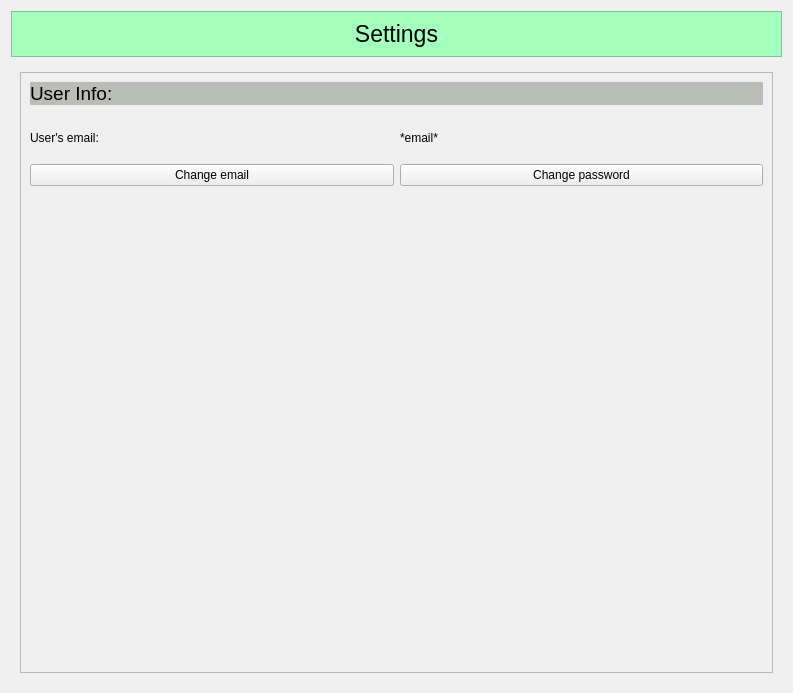
The window that src/Client/View/MainPage/Settings/SettingsSubPage/SettingsSubPage.ui (iodream/Spend-Note) describes before a commit, drawn with Qt 5.
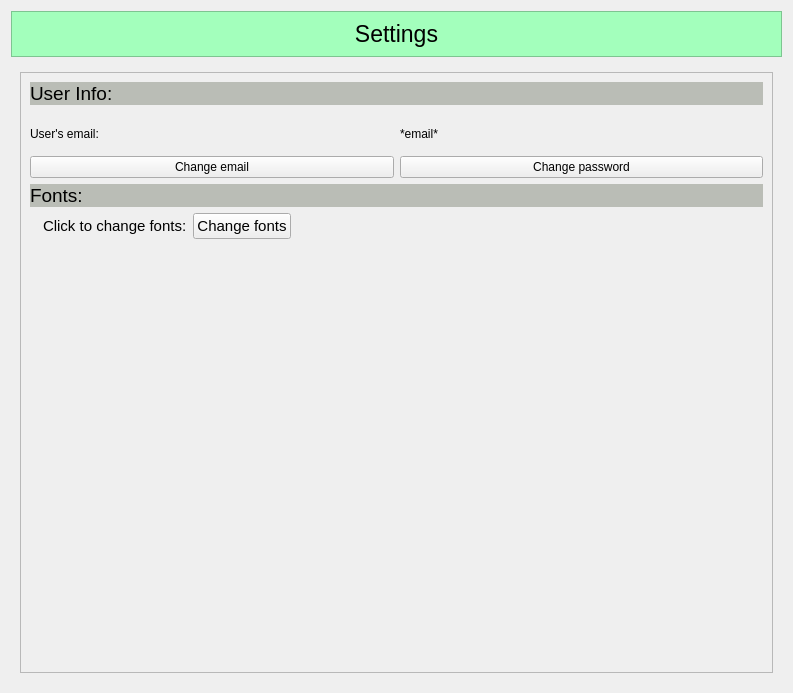
The same window after the commit.

Commit message: Change Fonts functionality

```diff
--- a/src/Client/View/MainPage/Settings/SettingsSubPage/SettingsSubPage.ui
+++ b/src/Client/View/MainPage/Settings/SettingsSubPage/SettingsSubPage.ui
@@ -77,10 +77,10 @@
             <x>0</x>
             <y>0</y>
             <width>755</width>
-            <height>603</height>
+            <height>597</height>
            </rect>
           </property>
-          <layout class="QVBoxLayout" name="verticalLayout_2" stretch="2,1,10,70">
+          <layout class="QVBoxLayout" name="verticalLayout_2" stretch="2,1,10,0,0,70">
            <item>
             <widget class="QLabel" name="UserInfoLabel_2">
              <property name="sizePolicy">
@@ -166,6 +166,70 @@
              </item>
             </layout>
            </item>
+           <item>
+            <widget class="QLabel" name="label_2">
+             <property name="font">
+              <font>
+               <pointsize>14</pointsize>
+              </font>
+             </property>
+             <property name="styleSheet">
+              <string notr="true">background-color: rgb(85, 87, 83);
+background-color: rgb(186, 189, 182);</string>
+             </property>
+             <property name="text">
+              <string>Fonts:</string>
+             </property>
+            </widget>
+           </item>
+           <item>
+            <layout class="QHBoxLayout" name="FontsLayout">
+             <item>
+              <widget class="QLabel" name="label_3">
+               <property name="text">
+                <string/>
+               </property>
+              </widget>
+             </item>
+             <item>
+              <widget class="QLabel" name="label_4">
+               <property name="font">
+                <font>
+                 <pointsize>11</pointsize>
+                </font>
+               </property>
+               <property name="text">
+                <string>Click to change fonts:</string>
+               </property>
+              </widget>
+             </item>
+             <item>
+              <widget class="QPushButton" name="FontChangeButton">
+               <property name="font">
+                <font>
+                 <pointsize>11</pointsize>
+                </font>
+               </property>
+               <property name="text">
+                <string>Change fonts</string>
+               </property>
+              </widget>
+             </item>
+             <item>
+              <spacer name="horizontalSpacer">
+               <property name="orientation">
+                <enum>Qt::Horizontal</enum>
+               </property>
+               <property name="sizeHint" stdset="0">
+                <size>
+                 <width>40</width>
+                 <height>20</height>
+                </size>
+               </property>
+              </spacer>
+             </item>
+            </layout>
+           </item>
            <item>
             <spacer name="verticalSpacer_8">
              <property name="orientation">
```
The commit also changes 8 other files.
